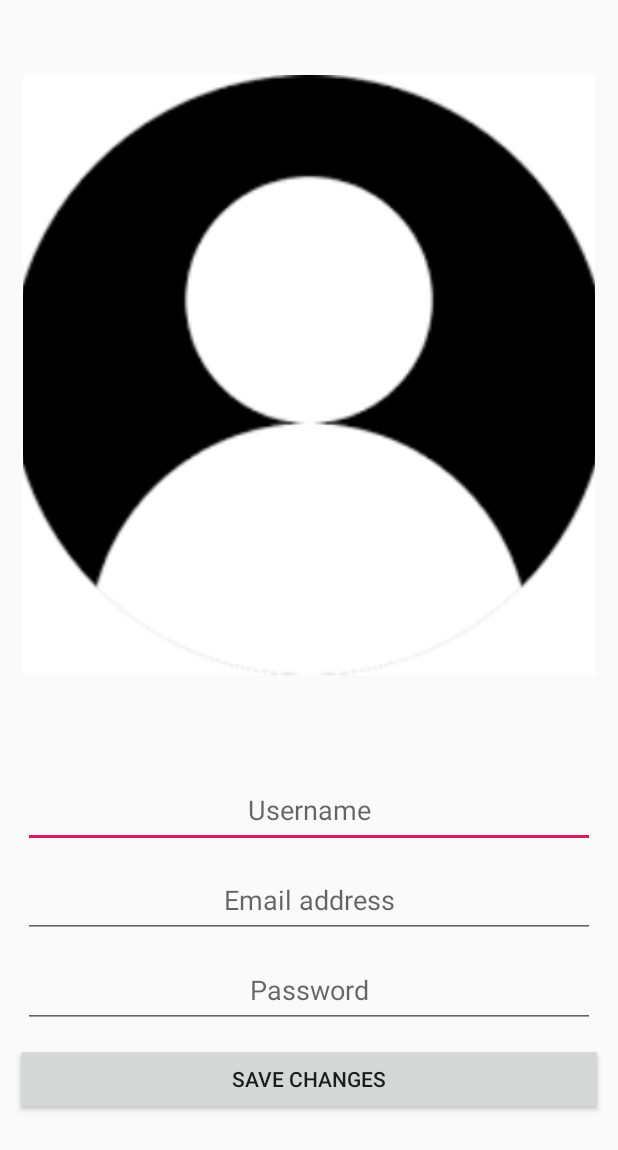
After one commit to JDATimeApp/TimeApp, an Android app: the layout user_profile.xml on its own in the app's theme, with its tools: preview values and no code run, on a phone screen of 412 x 824 dp. The commit adds this screen. Shown: the top 1150 px of the screen. Run offline under Robolectric (Android 15) with nearby library versions, the phone set to English and light mode, and no system bars.

Commit message:
Added user_profile.xml

```diff
--- /dev/null
+++ b/app/src/main/res/layout/user_profile.xml
@@ -0,0 +1,70 @@
+<?xml version="1.0" encoding="utf-8"?>
+<RelativeLayout xmlns:android="http://schemas.android.com/apk/res/android"
+    android:layout_width="match_parent" android:layout_height="match_parent">
+
+    <LinearLayout
+        android:id="@+id/ll1"
+        android:layout_width="match_parent"
+        android:orientation="vertical"
+        android:layout_marginTop="50dp"
+        android:layout_marginLeft="15dp"
+        android:layout_marginRight="15dp"
+        android:layout_marginBottom="15dp"
+        android:layout_height="wrap_content">
+
+        <ImageView
+            android:id="@+id/userProfileImg"
+            android:layout_gravity="center"
+            android:layout_width="600px"
+            android:layout_height="600px"
+            android:src="@drawable/iconouser" />
+
+    </LinearLayout>
+
+    <LinearLayout
+        android:id="@+id/ll2"
+        android:orientation="vertical"
+        android:layout_width="match_parent"
+        android:layout_below="@id/ll1"
+        android:layout_marginTop="50dp"
+        android:layout_height="wrap_content">
+
+        <EditText
+            android:id="@+id/usernameTxtView"
+            android:layout_width="match_parent"
+            android:hint="@string/txt_username"
+            android:layout_marginLeft="15dp"
+            android:layout_marginRight="15dp"
+            android:textAlignment="center"
+            android:layout_height="50dp"/>
+
+        <EditText
+            android:id="@+id/emailTxtView"
+            android:layout_width="match_parent"
+            android:layout_height="50dp"
+            android:textAlignment="center"
+            android:hint="@string/email_address"
+            android:layout_marginLeft="15dp"
+            android:layout_marginRight="15dp"
+            android:layout_marginTop="10dp"/>
+
+        <EditText
+            android:id="@+id/passwordTxtView"
+            android:layout_width="match_parent"
+            android:layout_height="50dp"
+            android:hint="@string/txt_password"
+            android:textAlignment="center"
+            android:layout_marginLeft="15dp"
+            android:layout_marginRight="15dp"
+            android:layout_marginTop="10dp"/>
+
+        <Button
+            android:id="@+id/updateUsernameBtn"
+            android:layout_width="match_parent"
+            android:layout_height="match_parent"
+            android:text="@string/update_username"
+            android:layout_margin="10dp"/>
+
+    </LinearLayout>
+
+</RelativeLayout>
--- a/app/src/main/res/values/strings.xml
+++ b/app/src/main/res/values/strings.xml
@@ -32,4 +32,5 @@
     <string name="message">Message</string>
     <string name="nav_header_subtitle">android.studio@gmail.com</string>
     <string name="incidence_from">From : </string>
+    <string name="update_username">Save changes</string>
 </resources>
```
Also changed, not shown: app/src/main/res/layout/user_profile_fragment.xml (deleted, +0 -89 lines).
